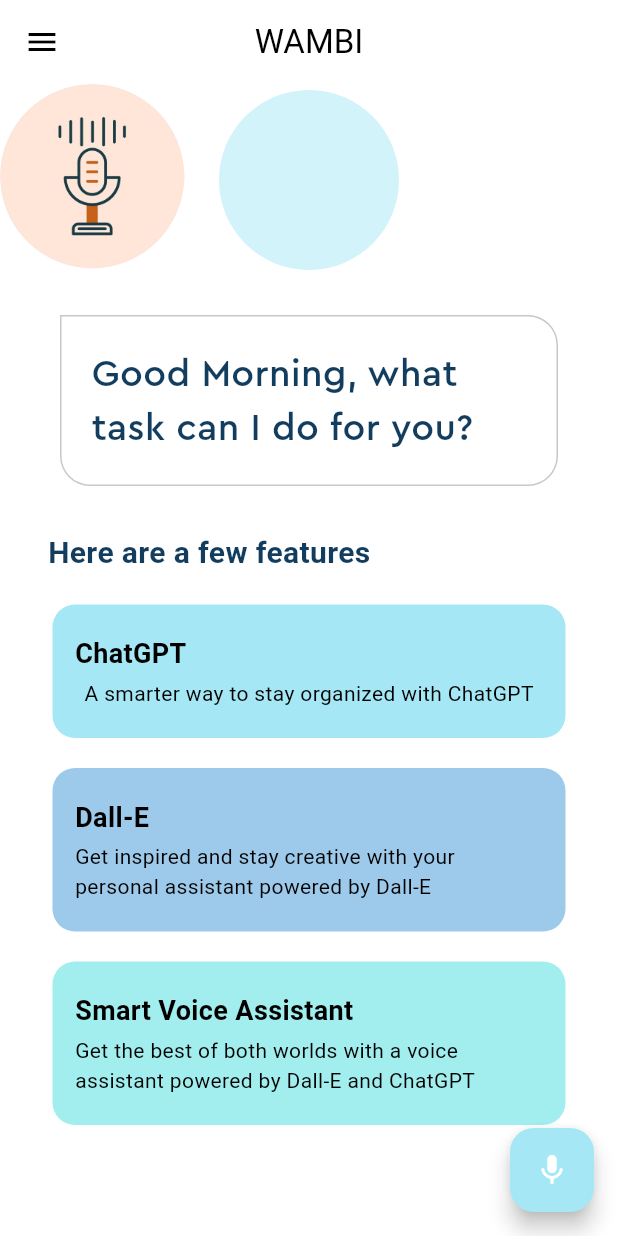
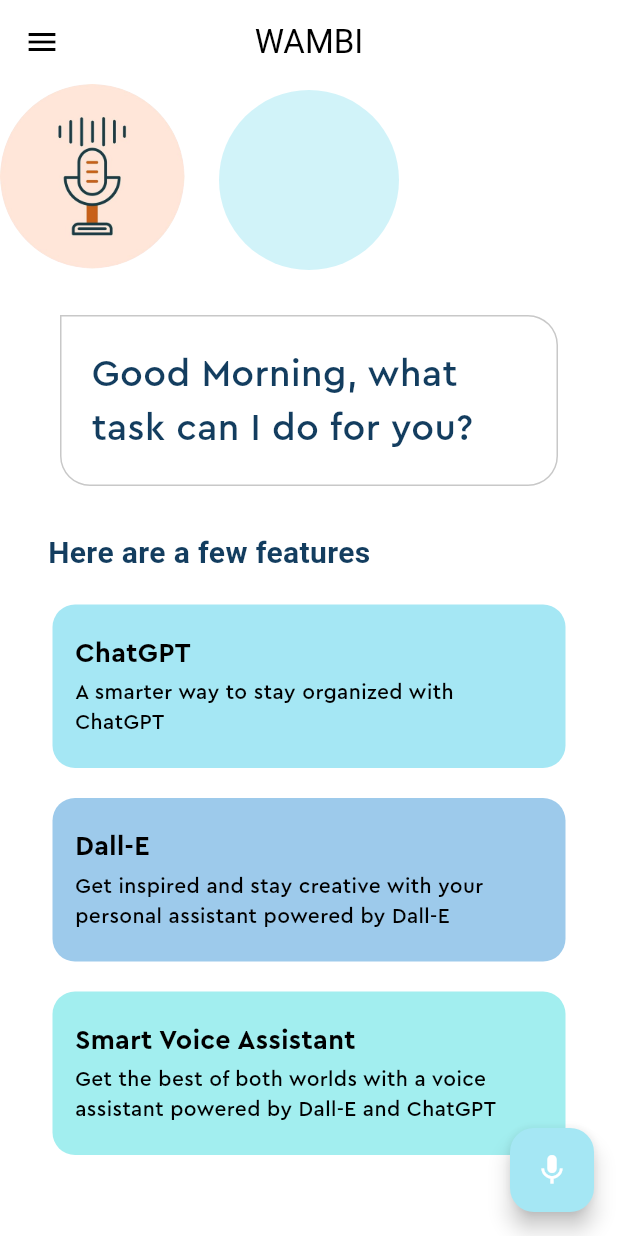
Before and after one commit to kanishkadz/voice_assitant, a Flutter app: the screen it shows after launch, on a phone screen of 412 x 824 dp. Run offline on Flutter 3.47's test engine with Material 3 defaults, Android fonts, the light colour scheme and no system bars; our stand-ins replace speech_to_text; missing offline and left inert: allen; Roboto replaces fonts that are missing (Sera Pro); statements that could not run were skipped.

Commit message:
Update feature_box.dart

```diff
--- a/lib/feature_box.dart
+++ b/lib/feature_box.dart
@@ -1,42 +1,59 @@
+import 'package:allen/pallete.dart';
 import 'package:flutter/material.dart';
-import 'package:voice_assistant/pallete.dart';
-
 
 class FeatureBox extends StatelessWidget {
   final Color color;
   final String headerText;
   final String descriptionText;
-  const FeatureBox({super.key, required this.color, required this.headerText, required this.descriptionText});
+  const FeatureBox({
+    super.key,
+    required this.color,
+    required this.headerText,
+    required this.descriptionText,
+  });
 
   @override
   Widget build(BuildContext context) {
     return Container(
-      margin: EdgeInsets.symmetric(
+      margin: const EdgeInsets.symmetric(
         horizontal: 35,
         vertical: 10,
       ),
       decoration: BoxDecoration(
         color: color,
-        borderRadius: const BorderRadius.all(Radius.circular(15)),
+        borderRadius: const BorderRadius.all(
+          Radius.circular(15),
+        ),
       ),
       child: Padding(
-        padding: const EdgeInsets.symmetric(vertical: 20).copyWith(left: 15, right: 15),
+        padding: const EdgeInsets.symmetric(vertical: 20.0).copyWith(
+          left: 15,
+        ),
         child: Column(
           children: [
             Align(
               alignment: Alignment.centerLeft,
-              child: Text(headerText, style: TextStyle(
-                fontFamily: 'Sera Pro',
-                color: Pallete.blackColor,
-                fontSize: 18,
-                fontWeight: FontWeight.bold,
-              ),),
+              child: Text(
+                headerText,
+                style: const TextStyle(
+                  fontFamily: 'Cera Pro',
+                  color: Pallete.blackColor,
+                  fontSize: 18,
+                  fontWeight: FontWeight.bold,
+                ),
+              ),
             ),
             const SizedBox(height: 3),
-            Text(descriptionText, style: TextStyle(
-              fontFamily: 'Sera Pro',
-              color: Pallete.blackColor,
-            ),)
+            Padding(
+              padding: const EdgeInsets.only(right: 20),
+              child: Text(
+                descriptionText,
+                style: const TextStyle(
+                  fontFamily: 'Cera Pro',
+                  color: Pallete.blackColor,
+                ),
+              ),
+            ),
           ],
         ),
       ),
```
